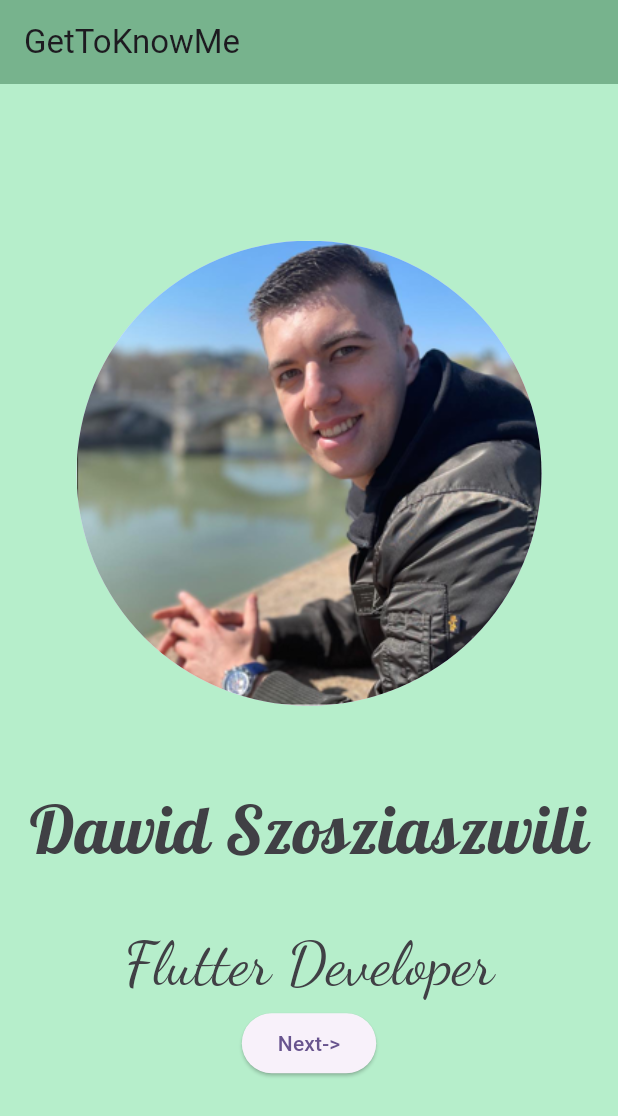
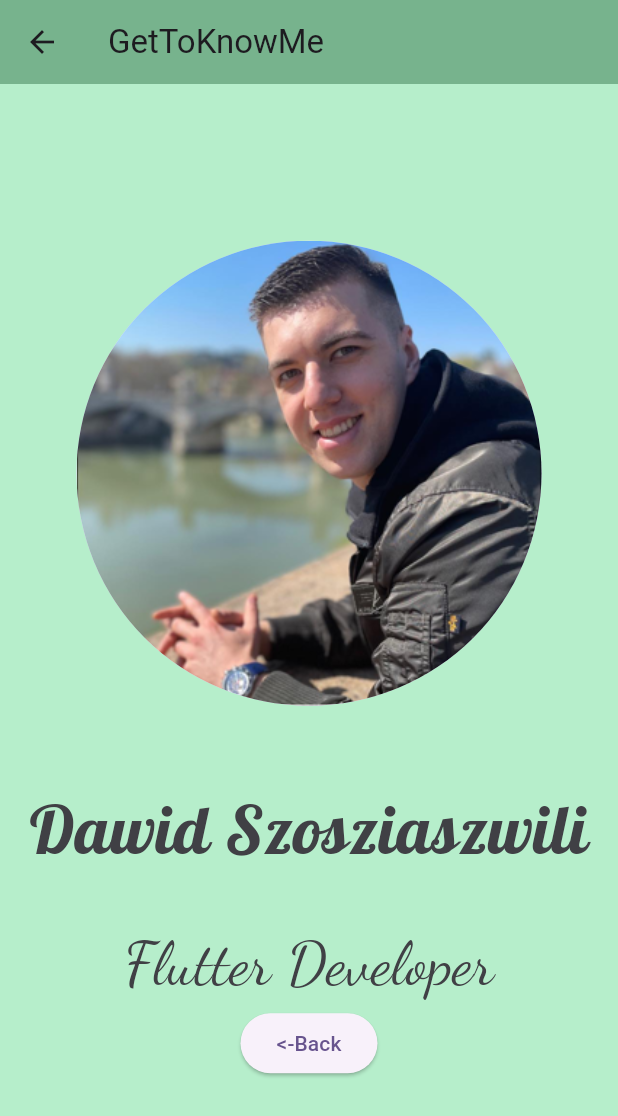
Before and after one commit to dawidszosziaszwili/get_to_know_me, a Flutter app: the screen it shows after launch, after a tap on "Next->", on a phone screen of 412 x 824 dp. Shown: the top 1116 px of the screen. Run offline on Flutter 3.47's test engine with Material 2 defaults, Android fonts, the phone set to English and light mode, and no system bars; our stand-ins replace google_fonts.

```diff
--- a/lib/main.dart
+++ b/lib/main.dart
@@ -16,7 +16,19 @@ class MyApp extends StatelessWidget {
         colorScheme: ColorScheme.fromSeed(seedColor: Colors.deepPurple),
         useMaterial3: true,
       ),
-      home: Scaffold(
+      home: FirstPage(),
+    );
+  }
+}
+
+class FirstPage extends StatelessWidget {
+  const FirstPage({
+    super.key,
+  });
+
+  @override
+  Widget build(BuildContext context) {
+    return Scaffold(
       appBar: AppBar(
         title: Text('GetToKnowMe'),
         backgroundColor: Color.fromARGB(255, 119, 179, 141),
@@ -52,12 +64,75 @@ class MyApp extends StatelessWidget {
             ),
             ElevatedButton(
               child: const Text('Next->'),
-                onPressed: () {},
+              onPressed: () {
+                Navigator.of(context).push(
+                  MaterialPageRoute(
+                    builder: (_) => SecondPage(),
+                  ),
+                );
+              },
             )
           ],
-          ),
         ),
       ),
     );
   }
 }
+
+class SecondPage extends StatelessWidget {
+  const SecondPage({
+    super.key,
+  });
+
+  @override
+  Widget build(BuildContext context) {
+    return Scaffold(
+      appBar: AppBar(
+        title: Text('GetToKnowMe'),
+        backgroundColor: Color.fromARGB(255, 119, 179, 141),
+      ),
+      backgroundColor: Color.fromARGB(255, 182, 238, 203),
+      body: Center(
+        child: Column(
+          mainAxisAlignment: MainAxisAlignment.center,
+          children: [
+            const CircleAvatar(
+              backgroundImage: AssetImage('images/image.png'),
+              radius: 155,
+            ),
+            const SizedBox(
+              height: 50,
+            ),
+            Text(
+              'Dawid Szosziaszwili',
+              style: GoogleFonts.lobster(
+                fontSize: 45,
+                color: const Color.fromARGB(255, 64, 64, 69),
+              ),
+            ),
+            const SizedBox(
+              height: 30,
+            ),
+            Text(
+              'Flutter Developer',
+              style: GoogleFonts.dancingScript(
+                fontSize: 40,
+                color: const Color.fromARGB(255, 64, 64, 69),
+              ),
+            ),
+            ElevatedButton(
+              child: const Text('<-Back'),
+              onPressed: () {
+                Navigator.of(context).push(
+                  MaterialPageRoute(
+                    builder: (_) => FirstPage(),
+                  ),
+                );
+              },
+            )
+          ],
+        ),
+      ),
+    );
+  }
+}
```
Lines whose indentation alone changed are shown as unchanged.
